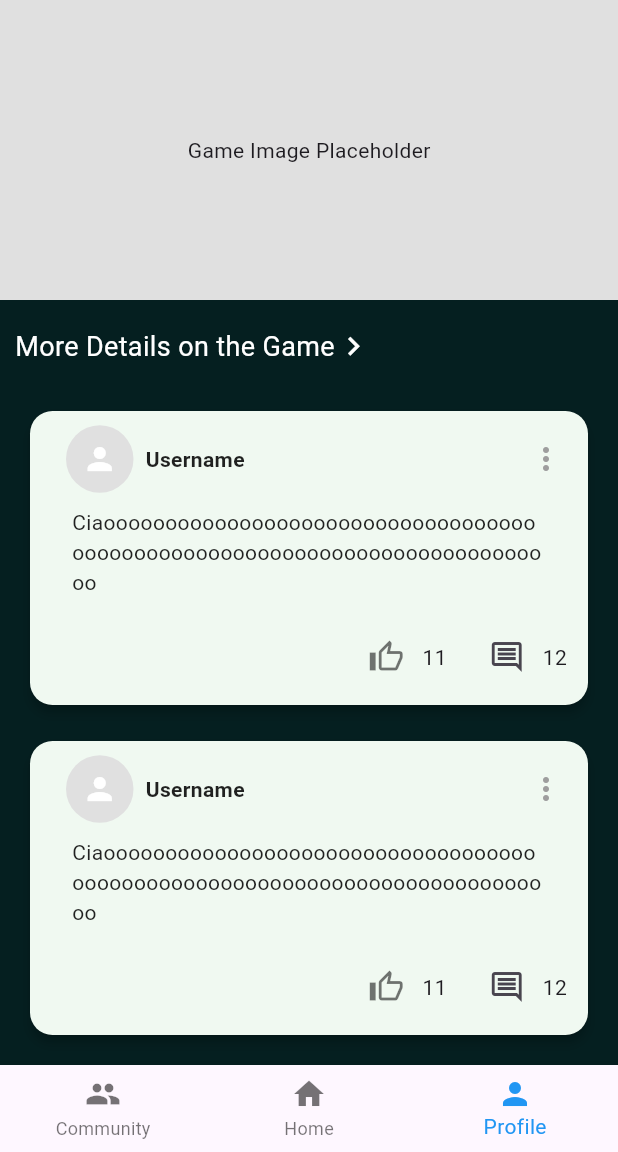
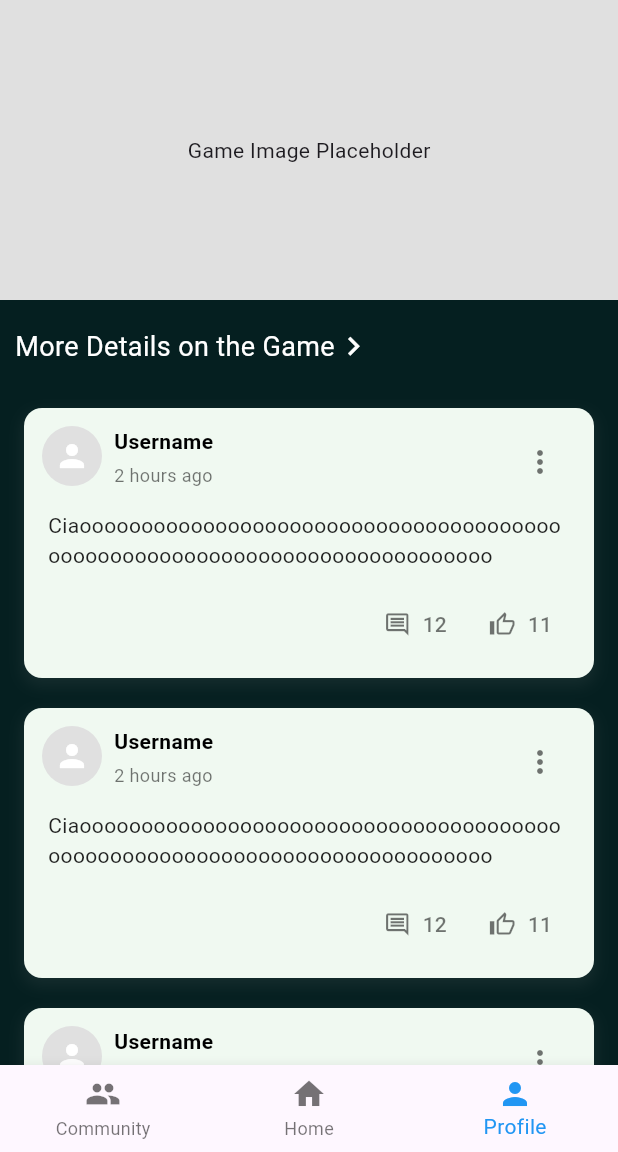
Before and after one commit to annalulamacchia/GamerVerse, a Flutter app: the SpecificUserGame screen opened directly, on a phone screen of 412 x 824 dp, the part 84-1236 px from its top. Run offline on Flutter 3.47's test engine with Material 3 defaults, Android fonts, the phone set to English and light mode, and no system bars; our stand-ins replace firebase_core, hugeicons, image_picker; accounts and stored records are empty; network calls fail.

Commit message:
fix in post for user game and reviews

```diff
--- a/lib/views/specific_game/add_review.dart
+++ b/lib/views/specific_game/add_review.dart
@@ -57,7 +57,7 @@ class _AddReviewState extends State<AddReview> {
           Theme(
             data: Theme.of(context).copyWith(
               textSelectionTheme: const TextSelectionThemeData(
-                selectionHandleColor: Colors.teal,
+                selectionHandleColor: Color(0xff3e6259),
               ),
             ),
             child: TextField(
@@ -70,7 +70,7 @@ class _AddReviewState extends State<AddReview> {
                   borderSide: BorderSide(color: Colors.white70),
                 ),
                 focusedBorder: OutlineInputBorder(
-                  borderSide: BorderSide(color: Colors.teal),
+                  borderSide: BorderSide(color: Color(0xff3e6259)),
                 ),
               ),
               maxLines: 4,
@@ -88,7 +88,7 @@ class _AddReviewState extends State<AddReview> {
                 _reviewController.clear();
               },
               style: ElevatedButton.styleFrom(
-                backgroundColor: Colors.teal,
+                backgroundColor: const Color(0xff3e6259),
               ),
               child: const Text(
                 'Post',
--- a/lib/views/specific_game/all_reviews.dart
+++ b/lib/views/specific_game/all_reviews.dart
@@ -106,7 +106,7 @@ class ReviewPage extends StatelessWidget {
                   comment: "Questo gioco è fantastico, mi piace molto!",
                   avatarUrl: "https://www.example.com/avatar1.jpg",
                   likes: 11,
-                  dislikes: 11,
+                  dislikes: 11
                 );
               },
             ),
@@ -131,7 +131,7 @@ class ReviewPage extends StatelessWidget {
       ),
       floatingActionButton: FloatingActionButton(
         onPressed: () => _showAddReviewForm(context),
-        backgroundColor: const Color(0xff163832),
+        backgroundColor: const Color(0xff3e6259),
         child: const Icon(Icons.add, color: Colors.white),
       ),
     );
--- a/lib/views/specific_game/specific_game.dart
+++ b/lib/views/specific_game/specific_game.dart
@@ -209,7 +209,7 @@ class SpecificGame extends StatelessWidget {
               comment: "Questo gioco è fantastico, mi piace molto!",
               avatarUrl: "https://www.example.com/avatar1.jpg",
               likes: 11,
-              dislikes: 11,
+              dislikes: 11
             ),
             const SizedBox(height: 2),
 
--- a/lib/widgets/post_user_game.dart
+++ b/lib/widgets/post_user_game.dart
@@ -30,7 +30,7 @@ class UserPostState extends State<UserPost> {
     currentLikeCount = widget.likeCount;
   }
 
-  //function to like and unlike a post
+  //function to handle liked and not liked
   void _toggleLike() {
     setState(() {
       if (isLiked) {
@@ -42,6 +42,7 @@ class UserPostState extends State<UserPost> {
     });
   }
 
+  //function to show bottom pop up for report
   void _showReport(BuildContext context) {
     showModalBottomSheet(
       context: context,
@@ -56,50 +57,64 @@ class UserPostState extends State<UserPost> {
 
   @override
   Widget build(BuildContext context) {
-    return Padding(
-      padding: const EdgeInsets.symmetric(vertical: 8.0, horizontal: 16.0),
-      child: Card(
+    return Column(
+      children: [
+        Container(
+          decoration: BoxDecoration(
             color: const Color(0xfff0f9f1),
-        shape: RoundedRectangleBorder(
-          borderRadius: BorderRadius.circular(15),
+            borderRadius: BorderRadius.circular(12),
+            boxShadow: [
+              BoxShadow(
+                color: Colors.grey.withOpacity(0.1),
+                spreadRadius: 1,
+                blurRadius: 8,
+                offset: const Offset(0, 4),
               ),
-        elevation: 3,
+            ],
+          ),
+          margin: const EdgeInsets.symmetric(vertical: 10, horizontal: 16),
           child: Padding(
-          padding: const EdgeInsets.symmetric(horizontal: 4, vertical: 8),
+            padding: const EdgeInsets.all(12.0),
             child: Column(
               crossAxisAlignment: CrossAxisAlignment.start,
               children: [
-
-              //Avatar, username and toggle report
+                // Avatar, username, and timestamp
                 Row(
+                  crossAxisAlignment: CrossAxisAlignment.start,
                   children: [
-                  Padding(
-                    padding: const EdgeInsets.symmetric(horizontal: 20),
-                    child: Row(
-                      children: [
-
-                        //Avatar
+                    // Avatar
                     CircleAvatar(
-                          radius: 22.5,
+                      radius: 20,
                       backgroundColor: Colors.grey[300],
                       child: const Icon(Icons.person, color: Colors.white),
                     ),
                     const SizedBox(width: 8),
 
-                        //Username
+                    // Username and timestamp
+                    Expanded(
+                      child: Column(
+                        crossAxisAlignment: CrossAxisAlignment.start,
+                        children: [
                           Text(
                             widget.username,
                             style: const TextStyle(
                               fontWeight: FontWeight.bold,
-                            color: Colors.black87,
+                              color: Colors.black,
+                            ),
+                          ),
+                          const SizedBox(height: 4),
+                          const Text(
+                            '2 hours ago',
+                            style: TextStyle(
+                              color: Colors.black54,
+                              fontSize: 12,
                             ),
                           ),
                         ],
                       ),
                     ),
-                  const Spacer(),
 
-                  //Toggle report
+                    // Toggle for report
                     PopupMenuButton<String>(
                       onSelected: (value) {
                         if (value == 'Report') {
@@ -116,46 +131,28 @@ class UserPostState extends State<UserPost> {
                           child: Text('Report User'),
                         ),
                       ],
-                    icon: const Icon(Icons.more_vert, color: Colors.grey),
+                      icon: const Icon(Icons.more_vert, color: Colors.black54),
                     ),
                   ],
                 ),
+                const SizedBox(height: 8),
 
-              //Post
+                // Post content (text)
                 Padding(
-                padding: const EdgeInsets.symmetric(horizontal: 24, vertical: 8),
+                  padding: const EdgeInsets.symmetric(horizontal: 4.0),
                   child: Text(
                     widget.commentText,
                     style: const TextStyle(color: Colors.black87),
                   ),
                 ),
+                const SizedBox(height: 12),
 
-              const SizedBox(height: 8),
-
-              //Likes and comment
-              Padding(
-                padding: const EdgeInsets.symmetric(horizontal: 10),
-                child: Align(
-                  alignment: Alignment.bottomRight,
-                  child: Row(
-                    mainAxisSize: MainAxisSize.min,
+                // Likes and Comments
+                Row(
+                  mainAxisAlignment: MainAxisAlignment.end,
                   children: [
-                      //Likes
-                      IconButton(
-                        icon: Icon(
-                          isLiked
-                              ? Icons.thumb_up
-                              : Icons.thumb_up_alt_outlined,
-                          color: isLiked ? Colors.black : Colors.black54,
-                        ),
-                        onPressed: _toggleLike,
-                      ),
-                      Text(currentLikeCount.toString()),
-                      const SizedBox(width: 16),
-
-                      //Comments
-                      IconButton(
-                        icon: const Icon(Icons.comment_outlined),
+                    // Comments
+                    TextButton.icon(
                       onPressed: () {
                         Navigator.push(
                           context,
@@ -164,16 +161,39 @@ class UserPostState extends State<UserPost> {
                           ),
                         );
                       },
+                      icon: const Icon(
+                        Icons.comment_outlined,
+                        size: 18,
+                        color: Colors.black54,
                       ),
-                      Text(widget.commentCount.toString()),
+                      label: Text(
+                        widget.commentCount.toString(),
+                        style: const TextStyle(color: Colors.black54),
+                      ),
+                    ),
+
+                    // Likes
+                    TextButton.icon(
+                      onPressed: _toggleLike,
+                      icon: Icon(
+                        isLiked ? Icons.thumb_up : Icons.thumb_up_alt_outlined,
+                        size: 18,
+                        color: isLiked ? Colors.black : Colors.black54,
+                      ),
+                      label: Text(
+                        currentLikeCount.toString(),
+                        style: TextStyle(
+                          color: isLiked ? Colors.black : Colors.black54,
+                        ),
+                      ),
+                    ),
+                  ],
+                ),
               ],
             ),
           ),
         ),
       ],
-          ),
-        ),
-      ),
     );
   }
 }
```
Also changed, not shown: lib/widgets/specific_game/game_time.dart (+8 -16 lines), lib/widgets/specific_game/like_dislike_button.dart (+14 -9 lines), lib/widgets/specific_game/single_review.dart (+9 -9 lines). Lines whose indentation alone changed are shown as unchanged.
